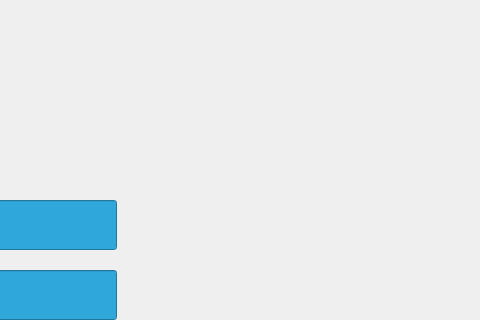
Old version of the form view/transfer.ui in the repository rawsashimi1604/1009_BankingSystem; both pictures show x 474 to 954 and y 0 to 320 of the 954 by 507 pixel window.
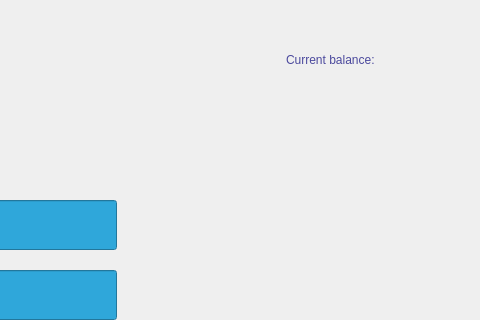
New version of the form.

Commit message: added current balance ui

```diff
--- a/view/transfer.ui
+++ b/view/transfer.ui
@@ -170,6 +170,23 @@
       <string notr="true">background-color: rgb(47, 167, 218);</string>
      </property>
     </widget>
+    <widget class="QLabel" name="label_2">
+     <property name="geometry">
+      <rect>
+       <x>750</x>
+       <y>40</y>
+       <width>121</width>
+       <height>20</height>
+      </rect>
+     </property>
+     <property name="styleSheet">
+      <string notr="true">color: rgb(75, 73, 157);
+font: 700 9pt &quot;Segoe UI&quot;;</string>
+     </property>
+     <property name="text">
+      <string>Current balance:</string>
+     </property>
+    </widget>
    </widget>
   </widget>
  </widget>
```
The commit also changes 5 other files.
